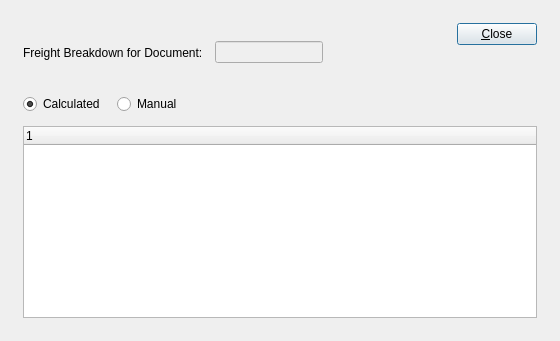
The window that xtuple/trunk/guiclient/freightBreakdown.ui (WooodHead/xtuple) describes before a commit, drawn with Qt 5.
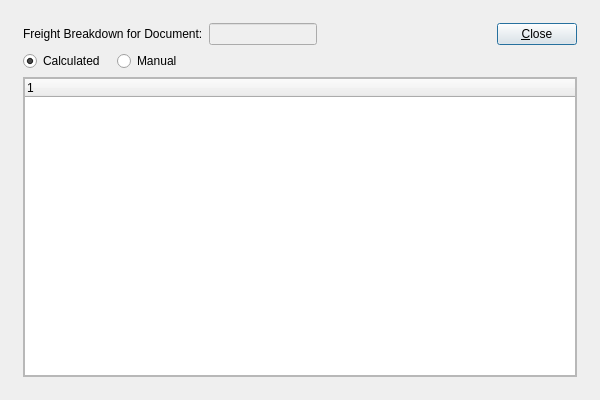
The same window after the commit. Custom widgets are drawn as their Qt base class.

Patch:
```diff
--- a/xtuple/trunk/guiclient/freightBreakdown.ui
+++ b/xtuple/trunk/guiclient/freightBreakdown.ui
@@ -13,23 +13,20 @@
    <rect>
     <x>0</x>
     <y>0</y>
-    <width>560</width>
-    <height>341</height>
+    <width>600</width>
+    <height>400</height>
    </rect>
   </property>
   <property name="windowTitle" >
    <string>Freight Breakdown</string>
   </property>
-  <layout class="QVBoxLayout" name="verticalLayout" >
-   <item>
-    <layout class="QVBoxLayout" >
-     <property name="spacing" >
-      <number>12</number>
-     </property>
+  <layout class="QGridLayout" name="gridLayout_3" >
+   <item row="0" column="0" >
+    <layout class="QGridLayout" name="gridLayout_2" >
      <property name="margin" >
       <number>12</number>
      </property>
-     <item>
+     <item row="0" column="0" >
       <layout class="QVBoxLayout" >
        <item>
         <layout class="QHBoxLayout" >
@@ -136,8 +133,29 @@
        </item>
       </layout>
      </item>
-     <item>
-      <widget class="XTreeWidget" name="_freight" />
+     <item row="1" column="0" >
+      <widget class="QFrame" name="_frame" >
+       <property name="sizePolicy" >
+        <sizepolicy vsizetype="Expanding" hsizetype="Preferred" >
+         <horstretch>0</horstretch>
+         <verstretch>1</verstretch>
+        </sizepolicy>
+       </property>
+       <property name="frameShape" >
+        <enum>QFrame::StyledPanel</enum>
+       </property>
+       <property name="frameShadow" >
+        <enum>QFrame::Raised</enum>
+       </property>
+       <layout class="QGridLayout" name="gridLayout" >
+        <property name="margin" >
+         <number>0</number>
+        </property>
+        <item row="0" column="0" >
+         <widget class="XTreeWidget" name="_freight" />
+        </item>
+       </layout>
+      </widget>
      </item>
     </layout>
    </item>
```
Left out of the diff: 1 changed line with no effect on the pictures.
